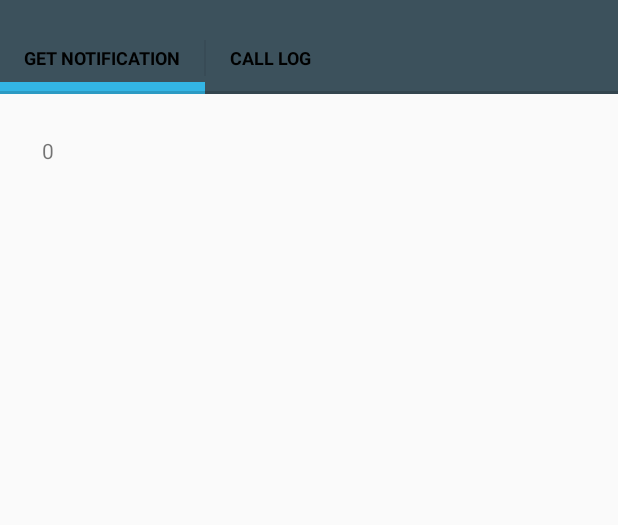
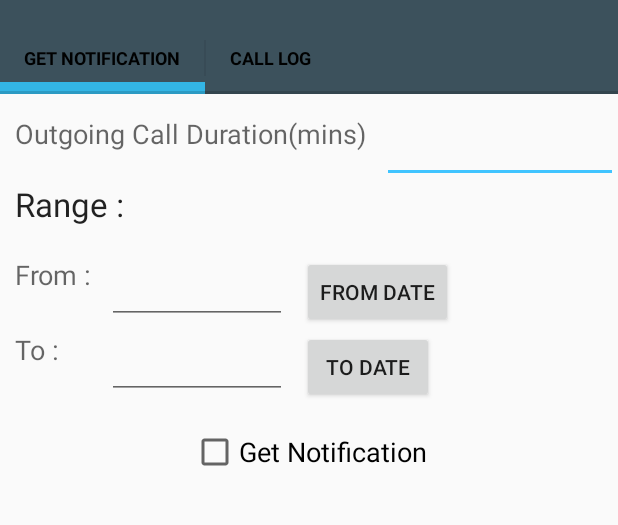
Before and after one commit to nperiwal/phonebill, an Android app: the screen it shows after launch (PhoneBillActivity), on a phone screen of 412 x 824 dp, the part 62-587 px from its top. Run offline under Robolectric (Android 15) with nearby library versions, the phone set to English and light mode, and no system bars; 5 statements that could not run were skipped.

Commit message:
GetNotificationFragment created along with Layout

```diff
--- a/app/src/main/java/com/example/oozie/phonebill3/CallLogFragment.java
+++ b/app/src/main/java/com/example/oozie/phonebill3/CallLogFragment.java
@@ -20,32 +20,29 @@ public class CallLogFragment extends Fragment {
     @Override
     public void onSaveInstanceState(Bundle outState) {
         super.onSaveInstanceState(outState);
-        Log.v(TAG, "In frag's on save instance state ");
+        Log.v(TAG, "In CallLogFragment on save instance state ");
         outState.putSerializable(CALL_TEXT, callText);
     }
 
     @Override
     public View onCreateView(LayoutInflater inflater, @Nullable ViewGroup container,
                              @Nullable Bundle savedInstanceState) {
-        Log.v(TAG, "In frag's on create view");
+        Log.v(TAG, "In CallLogFragment on create view");
         return inflater.inflate(R.layout.fragment_call_log, container, false);
     }
 
     @Override
     public void onViewCreated(View view, @Nullable Bundle savedInstanceState) {
-        Log.v(TAG, "In frag's on view created");
+        Log.v(TAG, "In CallLogFragment on view created");
         super.onViewCreated(view, savedInstanceState);
         int position = FragmentPagerItem.getPosition(getArguments());
-        System.out.println("Tab Position: " + String.valueOf(position));
+
         textView = (TextView) view.findViewById(R.id.call_log_text);
-        if (position == 1) {
-            PhoneBillActivity activity = (PhoneBillActivity) getActivity();
-            callText = activity.getCallText();
-            textView = (TextView) view.findViewById(R.id.call_log_text);
-            textView.setText(callText);
-        } else {
-            textView.setText(String.valueOf(position));
-        }
+
+        PhoneBillActivity activity = (PhoneBillActivity) getActivity();
+        callText = activity.getCallText();
+        textView = (TextView) view.findViewById(R.id.call_log_text);
+        textView.setText(callText);
     }
 
 }
--- /dev/null
+++ b/app/src/main/java/com/example/oozie/phonebill3/GetNotificationFragment.java
@@ -0,0 +1,139 @@
+package com.example.oozie.phonebill3;
+
+import android.app.DatePickerDialog;
+import android.app.Dialog;
+import android.os.Bundle;
+import android.support.annotation.Nullable;
+import android.support.v4.app.Fragment;
+import android.util.Log;
+import android.view.LayoutInflater;
+import android.view.View;
+import android.view.ViewGroup;
+import android.widget.Button;
+import android.widget.DatePicker;
+import android.widget.EditText;
+
+import java.util.Calendar;
+
+public class GetNotificationFragment extends Fragment {
+
+    private String TAG = "GetNotificationFragment";
+    static final int FROM_DATE_DIALOG_ID = 1;
+    static final int TO_DATE_DIALOG_ID = 2;
+
+    private int fromYear;
+    private int fromMonth;
+    private int fromDay;
+    private int toYear;
+    private int toMonth;
+    private int toDay;
+
+    private Button fromDateButton;
+    private EditText etFromText;
+    private Button toDateButton;
+    private EditText etToText;
+
+    @Override
+    public View onCreateView(LayoutInflater inflater, @Nullable ViewGroup container,
+                             @Nullable Bundle savedInstanceState) {
+        Log.v(TAG, "In GetNotificationFragment on create view");
+        return inflater.inflate(R.layout.fragment_get_notification, container, false);
+    }
+
+    @Override
+    public void onViewCreated(View view, @Nullable Bundle savedInstanceState) {
+        Log.v(TAG, "In GetNotificationFragment on view created");
+        super.onViewCreated(view, savedInstanceState);
+
+        fromDateButton = (Button) view.findViewById(R.id.button1);
+        etFromText = (EditText) view.findViewById(R.id.etFromDate);
+        toDateButton = (Button) view.findViewById(R.id.button2);
+        etToText = (EditText) view.findViewById(R.id.etToDate);
+
+        addListenerOnFromButton();
+        addListenerOnToButton();
+    }
+
+    private void addListenerOnFromButton() {
+        fromDateButton.setOnClickListener(new View.OnClickListener() {
+            @Override
+            public void onClick(View v) {
+                DatePickerDialog dialog = (DatePickerDialog) showDialog(FROM_DATE_DIALOG_ID);
+                int yy = Calendar.getInstance().get(Calendar.YEAR);
+                int mm = Calendar.getInstance().get(Calendar.MONTH);
+                int dd = Calendar.getInstance().get(Calendar.DAY_OF_MONTH);
+                Log.v(TAG, "From Date Clicked");
+                dialog.updateDate(yy, mm, dd);
+                dialog.show();
+            }
+        });
+    }
+
+    private void addListenerOnToButton() {
+        toDateButton.setOnClickListener(new View.OnClickListener() {
+            @Override
+            public void onClick(View v) {
+                DatePickerDialog dialog = (DatePickerDialog) showDialog(TO_DATE_DIALOG_ID);
+                int yy = Calendar.getInstance().get(Calendar.YEAR);
+                int mm = Calendar.getInstance().get(Calendar.MONTH);
+                int dd = Calendar.getInstance().get(Calendar.DAY_OF_MONTH);
+                Log.v(TAG, "To Date Clicked");
+                dialog.updateDate(yy, mm, dd);
+                dialog.show();
+            }
+        });
+    }
+
+    protected Dialog showDialog(int id) {
+        switch (id) {
+            case FROM_DATE_DIALOG_ID:
+                // set date picker as current date
+                return new DatePickerDialog(getActivity(), fromDatePickerListener, fromYear,
+                        fromMonth, fromDay);
+            case TO_DATE_DIALOG_ID:
+                return new DatePickerDialog(getActivity(), toDatePickerListener, toYear, toMonth,
+                        toDay);
+
+        }
+        return null;
+    }
+
+    private DatePickerDialog.OnDateSetListener fromDatePickerListener
+            = new DatePickerDialog.OnDateSetListener() {
+
+        // when dialog box is closed, below method will be called.
+        public void onDateSet(DatePicker view, int selectedYear,
+                              int selectedMonth, int selectedDay) {
+            fromYear = selectedYear;
+            fromMonth = selectedMonth;
+            fromDay = selectedDay;
+
+            // set selected date into textview
+            etFromText.setText(new StringBuilder().append(fromMonth + 1)
+                    .append("-").append(fromDay).append("-").append(fromYear)
+                    .append(" "));
+
+
+        }
+    };
+
+    private DatePickerDialog.OnDateSetListener toDatePickerListener
+            = new DatePickerDialog.OnDateSetListener() {
+
+        // when dialog box is closed, below method will be called.
+        public void onDateSet(DatePicker view, int selectedYear,
+                              int selectedMonth, int selectedDay) {
+            toYear = selectedYear;
+            toMonth = selectedMonth;
+            toDay = selectedDay;
+
+            // set selected date into textview
+            etToText.setText(new StringBuilder().append(toMonth + 1)
+                    .append("-").append(toDay).append("-").append(toYear)
+                    .append(" "));
+
+
+        }
+    };
+
+}
--- a/app/src/main/java/com/example/oozie/phonebill3/PhoneBillActivity.java
+++ b/app/src/main/java/com/example/oozie/phonebill3/PhoneBillActivity.java
@@ -41,8 +41,14 @@ public class PhoneBillActivity extends AppCompatActivity {
         setup(viewPagerTab);
 
         FragmentPagerItems pages = new FragmentPagerItems(this);
-        for (int titleResId : tabs()) {
-            pages.add(FragmentPagerItem.of(getString(titleResId), CallLogFragment.class));
+        for (int tabId : tabs()) {
+            String tabName = getString(tabId);
+            if (tabName.equals(getString(R.string.tab_2))) {
+                pages.add(FragmentPagerItem.of(tabName, GetNotificationFragment.class));
+            }
+            else if (tabName.equals(getString(R.string.tab_3))) {
+                pages.add(FragmentPagerItem.of(tabName, CallLogFragment.class));
+            }
         }
 
         FragmentPagerItemAdapter adapter = new FragmentPagerItemAdapter(
--- /dev/null
+++ b/app/src/main/res/layout/fragment_get_notification.xml
@@ -0,0 +1,116 @@
+<RelativeLayout xmlns:android="http://schemas.android.com/apk/res/android"
+    android:layout_width="fill_parent"
+    android:layout_height="fill_parent">
+
+    <TextView
+        android:id="@+id/outgoing_call_text"
+        android:layout_width="wrap_content"
+        android:layout_height="wrap_content"
+        android:layout_centerInParent="false"
+        android:text="Outgoing Call Duration(mins)"
+        android:layout_marginTop="14dp"
+        android:textAppearance="?android:attr/textAppearanceMedium"
+        android:layout_marginLeft="10dp"
+        />
+
+    <EditText
+        android:id="@+id/outgoing_call_edittext"
+        android:layout_width="wrap_content"
+        android:layout_height="wrap_content"
+        android:layout_alignParentRight="true"
+        android:layout_alignTop="@+id/outgoing_call_text"
+        android:layout_toRightOf="@+id/outgoing_call_text"
+        android:layout_marginLeft="10dp"
+        />
+
+    <TextView
+        android:id="@+id/rangeText"
+        android:layout_width="wrap_content"
+        android:layout_height="wrap_content"
+        android:layout_below="@+id/outgoing_call_text"
+        android:layout_marginTop="20dp"
+        android:layout_alignLeft="@+id/outgoing_call_text"
+
+        android:text="Range :"
+        android:textAppearance="?android:attr/textAppearanceLarge" />
+
+    <TextView
+        android:id="@+id/fromText"
+        android:layout_width="wrap_content"
+        android:layout_height="wrap_content"
+        android:layout_below="@+id/rangeText"
+        android:layout_marginTop="20dp"
+        android:layout_alignLeft="@+id/outgoing_call_text"
+
+        android:text="From :"
+        android:textAppearance="?android:attr/textAppearanceMedium"
+        />
+
+    <EditText
+        android:id="@+id/etFromDate"
+        android:layout_width="120dp"
+        android:layout_height="wrap_content"
+        android:layout_alignTop="@+id/fromText"
+        android:layout_toRightOf="@+id/fromText"
+        android:layout_marginLeft="10dp"
+        android:text=""
+        android:textAppearance="?android:attr/textAppearanceMedium" />
+
+
+    <Button
+        android:id="@+id/button1"
+        android:layout_width="wrap_content"
+        android:layout_height="wrap_content"
+        android:layout_alignTop="@+id/fromText"
+        android:layout_toRightOf="@+id/etFromDate"
+        android:layout_marginLeft="10dp"
+
+        android:text="From Date"
+
+        />
+
+    <TextView
+        android:id="@+id/toText"
+        android:layout_width="wrap_content"
+        android:layout_height="wrap_content"
+        android:layout_below="@+id/fromText"
+        android:layout_marginTop="25dp"
+        android:layout_alignLeft="@+id/outgoing_call_text"
+
+        android:text="To :"
+        android:textAppearance="?android:attr/textAppearanceMedium"
+        />
+
+    <EditText
+        android:id="@+id/etToDate"
+        android:layout_width="120dp"
+        android:layout_height="wrap_content"
+        android:layout_alignTop="@+id/toText"
+        android:layout_toRightOf="@+id/toText"
+        android:layout_alignLeft="@+id/etFromDate"
+        android:text=""
+        android:textAppearance="?android:attr/textAppearanceMedium" />
+
+    <Button
+        android:id="@+id/button2"
+        android:layout_width="wrap_content"
+        android:layout_height="wrap_content"
+        android:layout_alignTop="@+id/toText"
+        android:layout_toRightOf="@+id/etToDate"
+        android:layout_alignLeft="@+id/button1"
+
+        android:text="To Date"
+        />
+
+    <CheckBox
+        android:id="@+id/notification_checkbox"
+        android:layout_width="wrap_content"
+        android:layout_height="wrap_content"
+        android:layout_marginTop="40dp"
+        android:layout_alignParentLeft="false"
+        android:layout_below="@+id/toText"
+        android:layout_centerInParent="true"
+        android:text="Get Notification"
+        android:textAppearance="?android:attr/textAppearanceMedium"/>
+
+</RelativeLayout>
```
